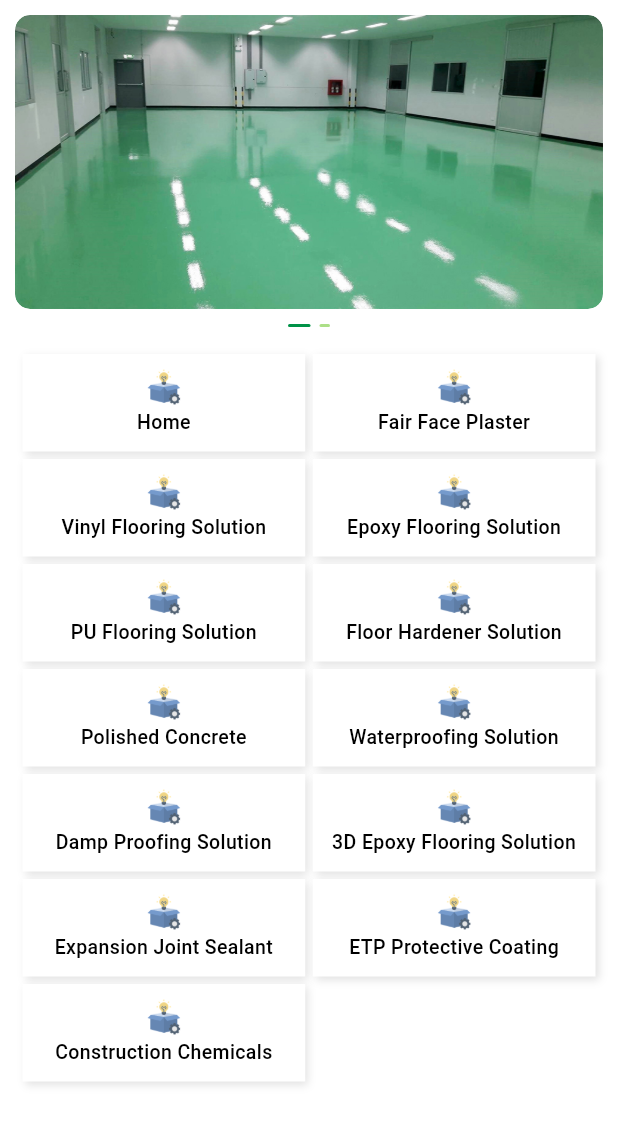
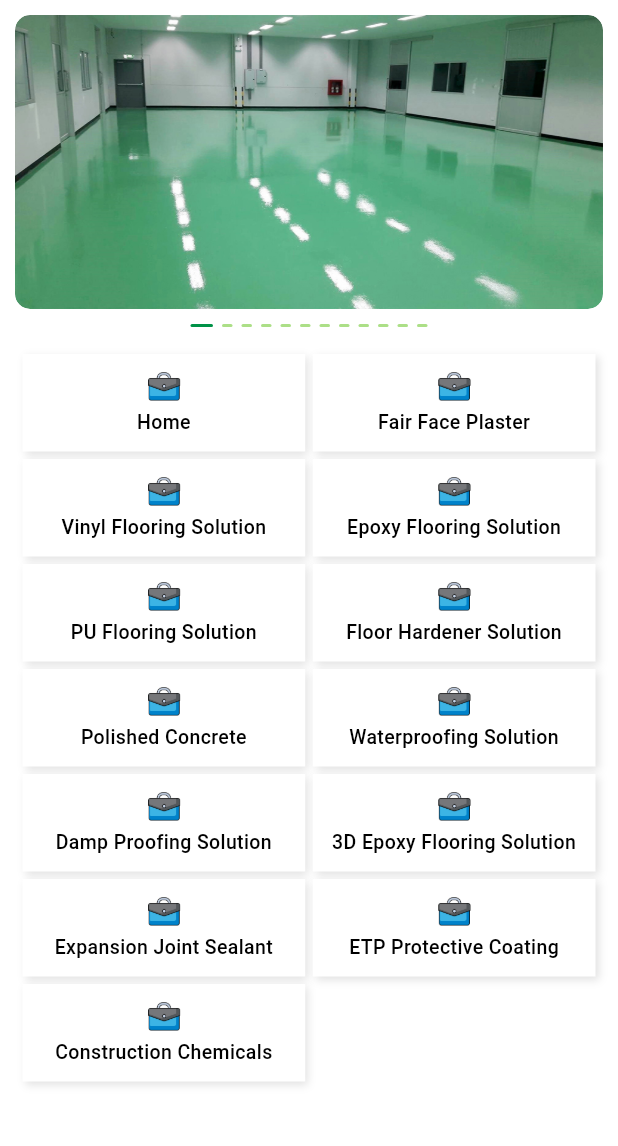
Before and after one commit to saeid721/KaltiEngineering, a Flutter app: the screen it shows after launch, on a phone screen of 412 x 824 dp, the part 90-1236 px from its top. Run offline on Flutter 3.47's test engine with Material 3 defaults, Android fonts, the phone set to English and light mode, and no system bars; drawn by our look-alikes of carousel_slider; our stand-ins replace get, share_plus, shimmer, webview_flutter; Roboto replaces fonts that are missing (Poppins).

Commit message:
slider update

```diff
--- a/lib/global/constants/images.dart
+++ b/lib/global/constants/images.dart
@@ -28,7 +28,7 @@ class Images {
 
   //::::::::::::::::::::::::: All Logo Img
   static const String appLogo = 'assets/images/logo.png';
-  static const String serviceInc = 'assets/icons/product.png';
+  static const String serviceInc = 'assets/icons/briefcase.png';
 
   static const String facebookInc = 'assets/icons/facebook.png';
   static const String tikTokInc = 'assets/icons/tiktok.png';
--- a/lib/views/home_screen.dart
+++ b/lib/views/home_screen.dart
@@ -55,6 +55,16 @@ class _HomeScreenState extends State<HomeScreen> {
   final List<String> sliderImage = [
     'assets/images/1.jpg',
     'assets/images/2.jpg',
+    'assets/images/3.jpg',
+    'assets/images/4.jpg',
+    'assets/images/5.jpg',
+    'assets/images/6.jpg',
+    'assets/images/7.jpg',
+    'assets/images/8.jpg',
+    'assets/images/9.jpg',
+    'assets/images/10.jpg',
+    'assets/images/11.jpg',
+    'assets/images/12.jpg',
   ];
 
   @override
```
